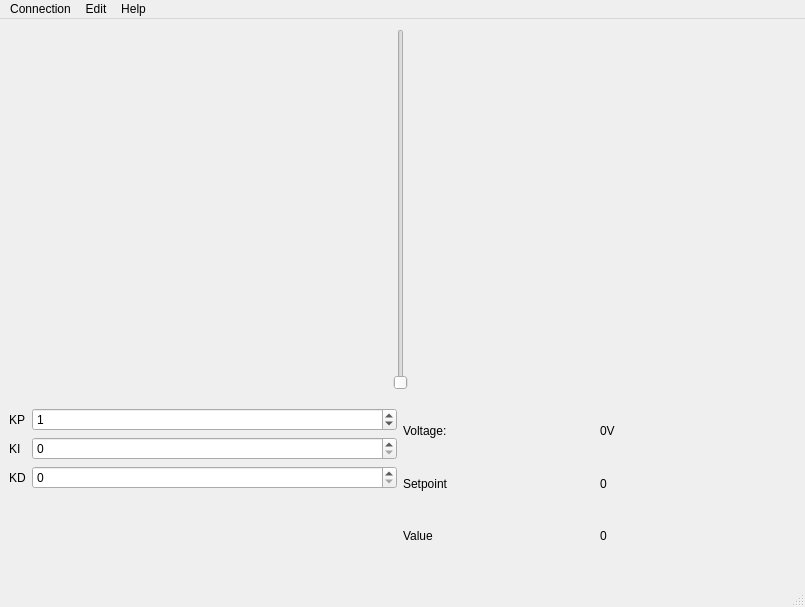
mbober1/EDrive, file Qt/uic/mainwindow.ui: the form before one commit.
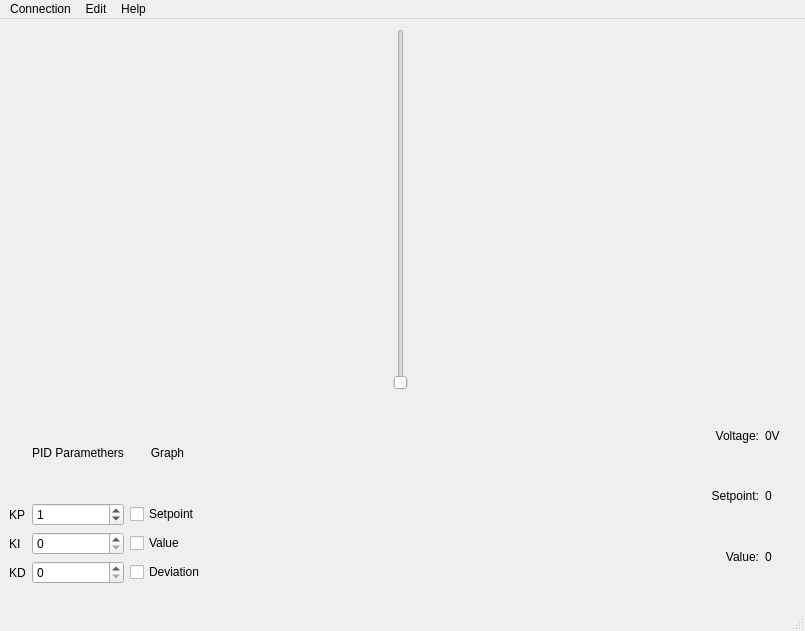
The form after the commit. Icons and pictures are not drawn.

Patch:
```diff
--- a/Qt/uic/mainwindow.ui
+++ b/Qt/uic/mainwindow.ui
@@ -7,7 +7,7 @@
     <x>0</x>
     <y>0</y>
     <width>805</width>
-    <height>607</height>
+    <height>631</height>
    </rect>
   </property>
   <property name="palette">
@@ -145,50 +145,18 @@
       <x>9</x>
       <y>389</y>
       <width>781</width>
-      <height>151</height>
+      <height>176</height>
      </rect>
     </property>
     <layout class="QGridLayout" name="gridLayout">
-     <item row="0" column="0">
-      <layout class="QFormLayout" name="formLayout">
-       <item row="0" column="0">
-        <widget class="QLabel" name="KpLabel">
-         <property name="text">
-          <string>KP</string>
-         </property>
-        </widget>
-       </item>
-       <item row="0" column="1">
-        <widget class="QSpinBox" name="KpSpinBox">
-         <property name="value">
-          <number>1</number>
-         </property>
-        </widget>
-       </item>
-       <item row="1" column="0">
-        <widget class="QLabel" name="KiLabel">
-         <property name="text">
-          <string>KI</string>
-         </property>
-        </widget>
-       </item>
-       <item row="1" column="1">
-        <widget class="QSpinBox" name="KiSpinbox"/>
-       </item>
-       <item row="2" column="0">
-        <widget class="QLabel" name="KdLabel">
-         <property name="text">
-          <string>KD</string>
-         </property>
-        </widget>
-       </item>
-       <item row="2" column="1">
-        <widget class="QSpinBox" name="KdSpinbox"/>
-       </item>
-      </layout>
-     </item>
-     <item row="0" column="1">
+     <item row="0" column="4">
       <layout class="QGridLayout" name="gridLayout_2">
+       <property name="leftMargin">
+        <number>10</number>
+       </property>
+       <property name="rightMargin">
+        <number>10</number>
+       </property>
        <item row="0" column="1">
         <widget class="QLabel" name="voltageLabelValue">
          <property name="text">
@@ -199,7 +167,10 @@
        <item row="1" column="0">
         <widget class="QLabel" name="setpointLabel">
          <property name="text">
-          <string>Setpoint</string>
+          <string>Setpoint:</string>
+         </property>
+         <property name="alignment">
+          <set>Qt::AlignRight|Qt::AlignTrailing|Qt::AlignVCenter</set>
          </property>
         </widget>
        </item>
@@ -208,12 +179,18 @@
          <property name="text">
           <string>Voltage:</string>
          </property>
+         <property name="alignment">
+          <set>Qt::AlignRight|Qt::AlignTrailing|Qt::AlignVCenter</set>
+         </property>
         </widget>
        </item>
        <item row="2" column="0">
         <widget class="QLabel" name="valueLabel">
          <property name="text">
-          <string>Value</string>
+          <string>Value:</string>
+         </property>
+         <property name="alignment">
+          <set>Qt::AlignRight|Qt::AlignTrailing|Qt::AlignVCenter</set>
          </property>
         </widget>
        </item>
@@ -233,6 +210,98 @@
        </item>
       </layout>
      </item>
+     <item row="0" column="0">
+      <layout class="QGridLayout" name="gridLayout_3">
+       <item row="2" column="3">
+        <widget class="QCheckBox" name="checkBox_2">
+         <property name="text">
+          <string>Value</string>
+         </property>
+        </widget>
+       </item>
+       <item row="2" column="4">
+        <spacer name="horizontalSpacer">
+         <property name="orientation">
+          <enum>Qt::Horizontal</enum>
+         </property>
+         <property name="sizeHint" stdset="0">
+          <size>
+           <width>40</width>
+           <height>20</height>
+          </size>
+         </property>
+        </spacer>
+       </item>
+       <item row="1" column="1">
+        <widget class="QLabel" name="KpLabel">
+         <property name="text">
+          <string>KP</string>
+         </property>
+        </widget>
+       </item>
+       <item row="3" column="2">
+        <widget class="QSpinBox" name="KdSpinbox"/>
+       </item>
+       <item row="2" column="1">
+        <widget class="QLabel" name="KiLabel">
+         <property name="text">
+          <string>KI</string>
+         </property>
+        </widget>
+       </item>
+       <item row="2" column="2">
+        <widget class="QSpinBox" name="KiSpinbox"/>
+       </item>
+       <item row="1" column="2">
+        <widget class="QSpinBox" name="KpSpinBox">
+         <property name="value">
+          <number>1</number>
+         </property>
+        </widget>
+       </item>
+       <item row="3" column="1">
+        <widget class="QLabel" name="KdLabel">
+         <property name="text">
+          <string>KD</string>
+         </property>
+        </widget>
+       </item>
+       <item row="1" column="3">
+        <widget class="QCheckBox" name="checkBox">
+         <property name="text">
+          <string>Setpoint</string>
+         </property>
+        </widget>
+       </item>
+       <item row="3" column="3">
+        <widget class="QCheckBox" name="checkBox_3">
+         <property name="text">
+          <string>Deviation</string>
+         </property>
+        </widget>
+       </item>
+       <item row="0" column="2">
+        <widget class="QLabel" name="label">
+         <property name="text">
+          <string>PID Paramethers</string>
+         </property>
+         <property name="alignment">
+          <set>Qt::AlignCenter</set>
+         </property>
+        </widget>
+       </item>
+       <item row="0" column="3">
+        <widget class="QLabel" name="label_2">
+         <property name="text">
+          <string>Graph</string>
+         </property>
+         <property name="alignment">
+          <set>Qt::AlignCenter</set>
+         </property>
+        </widget>
+       </item>
+      </layout>
+     </item>
     </layout>
    </widget>
    <widget class="QWidget" name="horizontalLayoutWidget">
```
